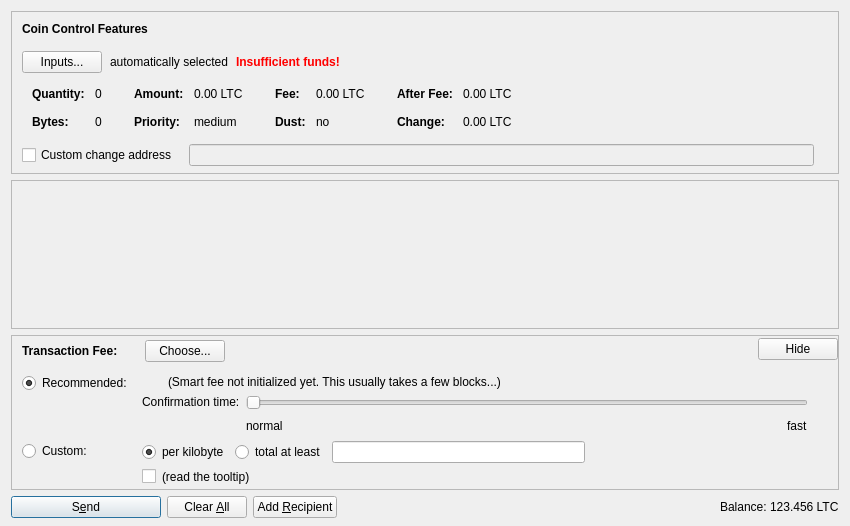
Before: the Qt Designer form src/qt/forms/sendcoinsdialog.ui in Findblocks/bitdeal, drawn with Qt 5.
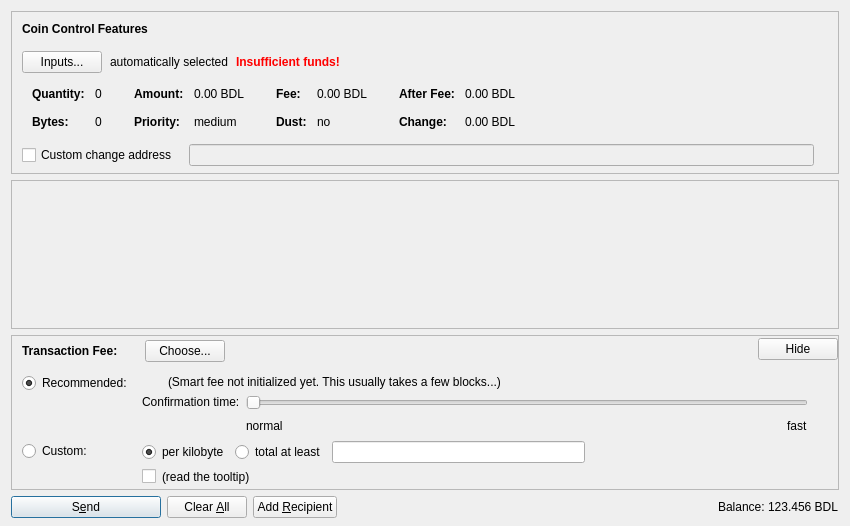
After: the same form once the commit is applied. Icons and pictures are not drawn. Custom widgets are drawn as their Qt base class.

The edit to the form file:
```diff
--- a/src/qt/forms/sendcoinsdialog.ui
+++ b/src/qt/forms/sendcoinsdialog.ui
@@ -324,7 +324,7 @@
                   <enum>Qt::ActionsContextMenu</enum>
                  </property>
                  <property name="text">
-                  <string notr="true">0.00 LTC</string>
+                  <string notr="true">0.00 BDL</string>
                  </property>
                  <property name="textInteractionFlags">
                   <set>Qt::LinksAccessibleByMouse|Qt::TextSelectableByKeyboard|Qt::TextSelectableByMouse</set>
@@ -404,7 +404,7 @@
                   <enum>Qt::ActionsContextMenu</enum>
                  </property>
                  <property name="text">
-                  <string notr="true">0.00 LTC</string>
+                  <string notr="true">0.00 BDL</string>
                  </property>
                  <property name="textInteractionFlags">
                   <set>Qt::LinksAccessibleByMouse|Qt::TextSelectableByKeyboard|Qt::TextSelectableByMouse</set>
@@ -484,7 +484,7 @@
                   <enum>Qt::ActionsContextMenu</enum>
                  </property>
                  <property name="text">
-                  <string notr="true">0.00 LTC</string>
+                  <string notr="true">0.00 BDL</string>
                  </property>
                  <property name="textInteractionFlags">
                   <set>Qt::LinksAccessibleByMouse|Qt::TextSelectableByKeyboard|Qt::TextSelectableByMouse</set>
@@ -513,7 +513,7 @@
                   <enum>Qt::ActionsContextMenu</enum>
                  </property>
                  <property name="text">
-                  <string notr="true">0.00 LTC</string>
+                  <string notr="true">0.00 BDL</string>
                  </property>
                  <property name="textInteractionFlags">
                   <set>Qt::LinksAccessibleByMouse|Qt::TextSelectableByKeyboard|Qt::TextSelectableByMouse</set>
@@ -1299,7 +1299,7 @@
           <cursorShape>IBeamCursor</cursorShape>
          </property>
          <property name="text">
-          <string notr="true">123.456 LTC</string>
+          <string notr="true">123.456 BDL</string>
          </property>
          <property name="textInteractionFlags">
           <set>Qt::LinksAccessibleByMouse|Qt::TextSelectableByKeyboard|Qt::TextSelectableByMouse</set>
```
